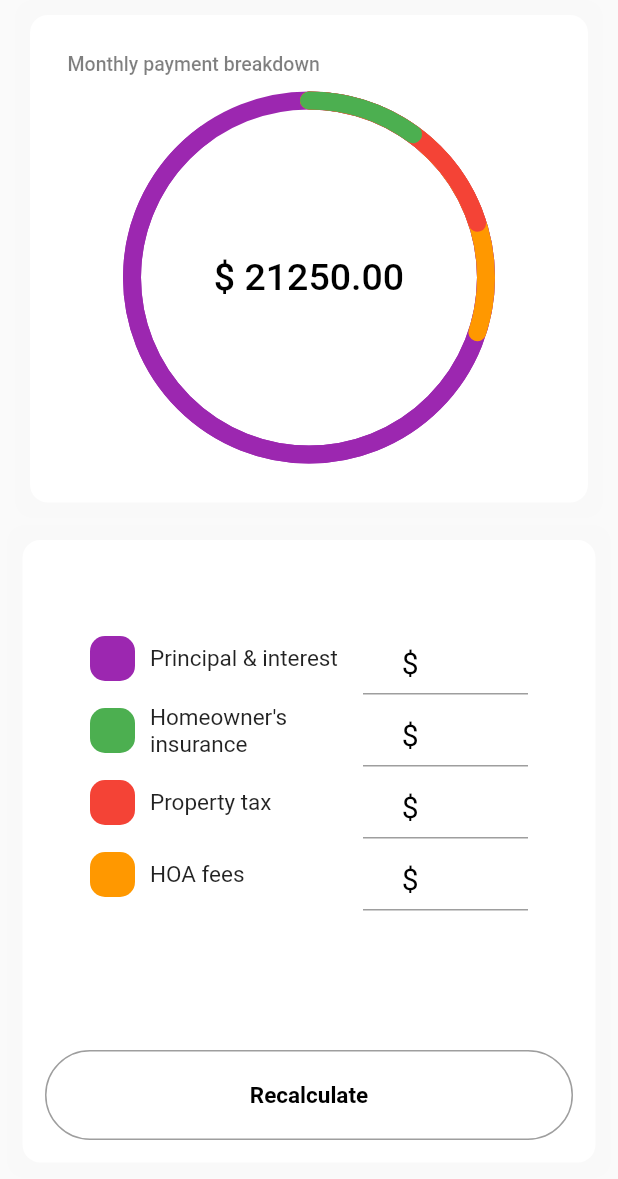
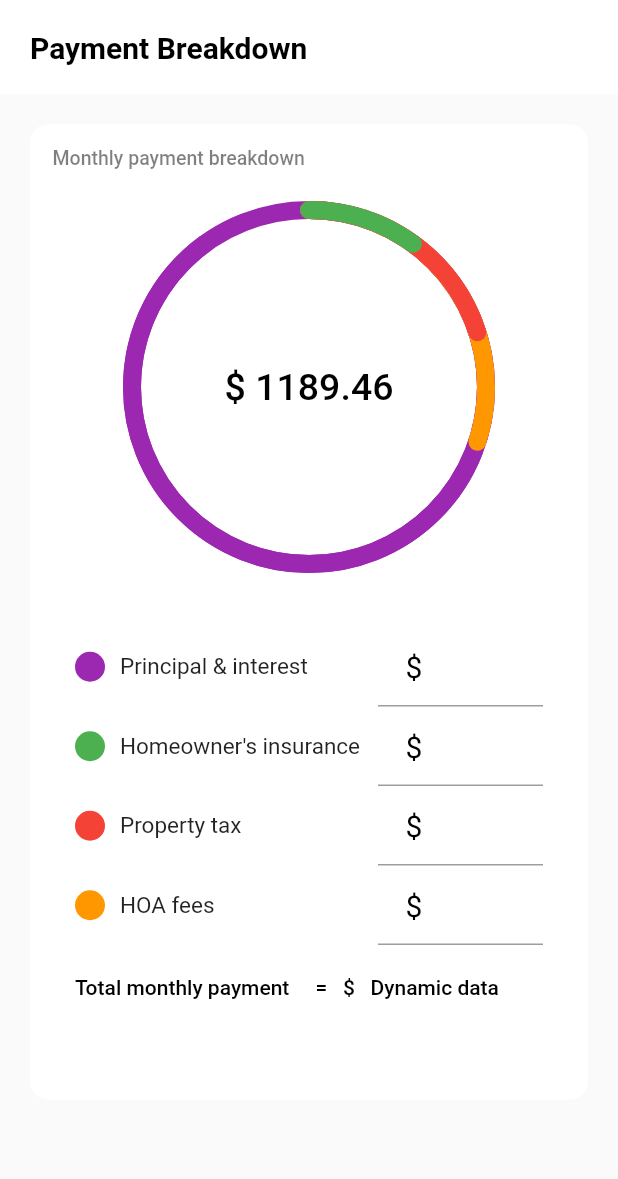
Before and after one commit to ShoRaj-mDr/mortgage_calculator, a Flutter app: what getBody() shows on an empty page, opened directly with empty values, on a phone screen of 412 x 824 dp. Shown: the top 1179 px of the screen. Run offline on Flutter 3.47's test engine with Material 2 defaults, Android fonts, the phone set to English and light mode, and no system bars; our stand-ins replace get_it.

Commit message:
Progress on monthly payment formula and UI overhaul.

```diff
--- a/mortgage_calculator/lib/components/circleProgress.dart
+++ b/mortgage_calculator/lib/components/circleProgress.dart
@@ -21,9 +21,8 @@ class _CircleProgressBarState extends State<CircleProgressBar>
   @override
   void initState() {
     super.initState();
-
-    payment = mortgagePaymentFormula(
-        mortgage.principal, mortgage.downPayment, 30, mortgage.interestRate);
+    payment =
+        mortgagePaymentFormula(mortgage.principal, mortgage.interestRate, 30);
     progressController = AnimationController(
         vsync: this, duration: Duration(milliseconds: 11000));
     animation = Tween<double>(begin: 0, end: 0.9).animate(progressController)
--- a/mortgage_calculator/lib/main.dart
+++ b/mortgage_calculator/lib/main.dart
@@ -30,12 +30,13 @@ class MyApp extends StatelessWidget {
       theme: ThemeData(
           primarySwatch: Colors.blue,
           visualDensity: VisualDensity.adaptivePlatformDensity),
-      home: HomePage(),
-      // home: CustomPageView(),
+      home: CustomPageView(),
       routes: {
         // When navigating to the "/" route, build the FirstScreen widget.
+
         '/home': (context) => HomePage(),
-        // '/payment': (context) => MonthlyPaymentScreen(),
+        '/monthly_payment_screen': (context) => MonthlyPaymentScreen(),
+        '/CustomPageView': (context) => CustomPageView(),
       },
     );
   }
--- a/mortgage_calculator/lib/model/mortgage.dart
+++ b/mortgage_calculator/lib/model/mortgage.dart
@@ -1,12 +1,10 @@
 class Mortgage {
   double principal;
-  double downPayment;
   int loanTerm;
   double interestRate;
 
   Mortgage(
       {required this.principal,
-      required this.downPayment,
       required this.loanTerm,
       required this.interestRate});
 }
--- a/mortgage_calculator/lib/service/formulas.dart
+++ b/mortgage_calculator/lib/service/formulas.dart
@@ -2,22 +2,13 @@ import 'package:mortgage_calculator/util/constant.dart';
 import 'dart:math';
 
 //work on the unit testing for the formual
-mortgagePaymentFormula(double principal, double annualInterestRate,
-    int termInYears, double monthlyInterestRate) {
-  int numberOfPayments = termInYears * Constant.MONTHS_IN_A_YEAR;
+mortgagePaymentFormula(double loanAmount, double interestRate, int loanTerm) {
+  //declaring formula variables
+  double monthlyInterestRate = interestRate / 100 / Constant.MONTHS_IN_A_YEAR;
+  int numberOfPayments = loanTerm * Constant.MONTHS_IN_A_YEAR;
+  double numerator =
+      monthlyInterestRate * (pow(1 + monthlyInterestRate, numberOfPayments));
+  double denominator = pow(1 + monthlyInterestRate, numberOfPayments) - 1;
 
-  // Monthly payment calculator
-  double monthlyPayment = principal *
-      (monthlyInterestRate * (pow(1 + monthlyInterestRate, numberOfPayments))) /
-      ((pow(1 + monthlyInterestRate, numberOfPayments)) - 1);
-
-  print("monthlyPayment");
-  print(monthlyPayment);
-  return monthlyPayment;
+  return loanAmount * (numerator / denominator);
 }
-
-//convert all the dollor amount (prices) into 2 two decimal places. round by the two decimal places
-decimalConversion(double montlyPayment) {}
-
-//morgage payment formula in JAVA
-//https://www.youtube.com/watch?v=7qsrRlOqv4c
--- a/mortgage_calculator/lib/service/mortgageService.dart
+++ b/mortgage_calculator/lib/service/mortgageService.dart
@@ -5,6 +5,6 @@ final GetIt getIt = GetIt.instance;
 
 void setUp() {
   //default values for
-  getIt.registerLazySingleton(() => Mortgage(
-      principal: 425000, downPayment: 85000, loanTerm: 30, interestRate: 0.05));
+  getIt.registerLazySingleton(
+      () => Mortgage(principal: 425000, loanTerm: 30, interestRate: 0.05));
 }
--- a/mortgage_calculator/lib/views/CustomPageView.dart
+++ b/mortgage_calculator/lib/views/CustomPageView.dart
@@ -1,5 +1,6 @@
 import 'package:flutter/material.dart';
 import 'package:mortgage_calculator/components/ProviderPageController.dart';
+import 'package:mortgage_calculator/views/home_page.dart';
 import 'package:mortgage_calculator/views/monthly_payment_screen.dart';
 
 class CustomPageView extends StatefulWidget {
@@ -16,6 +17,7 @@ class _CustomPageViewState extends State<CustomPageView> {
   int _activePage = 0;
 
   List<Widget> _pages = [
+    HomePage(),
     MonthlyPaymentScreen(),
     const PageOne(),
     const PageTwo(),
@@ -33,7 +35,7 @@ class _CustomPageViewState extends State<CustomPageView> {
             child: PageView(
               controller: _pageController,
               children: <Widget>[
-                //PageOne(),
+                HomePage(),
                 MonthlyPaymentScreen(),
                 PageTwo(),
               ],
--- a/mortgage_calculator/lib/views/monthly_payment_screen.dart
+++ b/mortgage_calculator/lib/views/monthly_payment_screen.dart
@@ -1,9 +1,9 @@
 import 'package:flutter/material.dart';
 import 'package:get_it/get_it.dart';
-import 'package:mortgage_calculator/components/CustomMaterialButton.dart';
 import 'package:mortgage_calculator/components/circleProgress.dart';
 import 'package:mortgage_calculator/model/mortgage.dart';
 import 'package:mortgage_calculator/util/constant.dart';
+import 'package:mortgage_calculator/views/home_page.dart';
 
 // ignore: must_be_immutable
 class MonthlyPaymentScreen extends StatefulWidget {
@@ -17,20 +17,7 @@ class _BreakdownPageState extends State<MonthlyPaymentScreen> {
   @override
   Widget build(BuildContext context) {
     return Scaffold(
-      appBar: AppBar(
-        backgroundColor: Colors.blue,
-        title: Text(Constant.MONTHLY_PAYMENT),
-        centerTitle: true,
-        elevation: 0,
-        leading: IconButton(
-          icon: Icon(
-            Icons.arrow_back,
-            color: Colors.white,
-          ),
-          onPressed: () => {Navigator.of(context).pop()},
-        ),
-      ),
-      backgroundColor: Colors.grey.withOpacity(0.05),
+      backgroundColor: Colors.grey.withOpacity(0.25),
       body: getBody(context, mortgage),
     );
   }
@@ -41,59 +28,49 @@ Widget getBody(BuildContext context, Mortgage mortgage) {
   return SingleChildScrollView(
     child: Column(
       children: [
-        // Container(
-        //   decoration: BoxDecoration(
-        //     color: Colors.white,
-        //     boxShadow: [
-        //       BoxShadow(
-        //           color: Colors.grey.withOpacity(0.01),
-        //           spreadRadius: 10,
-        //           blurRadius: 3)
-        //     ],
+        Container(
+          decoration: BoxDecoration(
+            color: Colors.white,
+          ),
+          child: Padding(
+            padding: const EdgeInsets.only(
+                top: 20, left: 20, right: 100, bottom: 20),
+            child: Column(
+              children: [
+                Row(
+                  mainAxisAlignment: MainAxisAlignment.start,
+                  children: [
+                    // IconButton(
+                    //   icon: Icon(
+                    //     Icons.arrow_back_ios,
                     //   ),
-        //   // child: Padding(
-        //   //
-        //   child: Padding(
-        //     padding: const EdgeInsets.only(
-        //         top: 40, left: 20, right: 100, bottom: 20),
-        //     child: Column(
-        //       children: [
-        //         Row(
-        //           mainAxisAlignment: MainAxisAlignment.spaceBetween,
-        //           children: [
-        //             Text(
-        //               Constant.MONTHLY_PAYMENT,
-        //               style: TextStyle(
-        //                   fontSize: 20,
-        //                   fontWeight: FontWeight.bold,
-        //                   color: Colors.black),
-        //             ),
-        //           ],
-        //         ),
-        //       ],
-        //     ),
-        //   ),
-        //   // ),
+                    //   onPressed: () => {Navigator.pushNamed(context, '/home')},
                     // ),
+                    Text(
+                      Constant.MONTHLY_PAYMENT,
+                      style: TextStyle(
+                          fontSize: 20,
+                          fontWeight: FontWeight.bold,
+                          color: Colors.black),
+                    ),
+                  ],
+                ),
+              ],
+            ),
+          ),
+          // ),
+        ),
         SizedBox(
-          height: 10,
+          height: 20,
         ),
         Padding(
           padding: const EdgeInsets.only(left: 20, right: 20),
           child: Container(
-            padding: EdgeInsets.all(15.0),
+            padding: EdgeInsets.all(5.0),
             decoration: BoxDecoration(
               color: Colors.white,
               borderRadius: BorderRadius.circular(12),
-              boxShadow: [
-                BoxShadow(
-                    color: Colors.grey.withOpacity(0.01),
-                    spreadRadius: 10,
-                    blurRadius: 3)
-              ],
             ),
-            // child: Padding(
-            // padding: const EdgeInsets.all(10.0),
             child: Stack(
               children: [
                 Padding(
@@ -109,11 +86,21 @@ Widget getBody(BuildContext context, Mortgage mortgage) {
                             color: Colors.black.withOpacity(0.5)),
                       ),
                       SizedBox(
-                        height: 10,
+                        height: 20,
                       ),
                       Container(
                         child: CircleProgressBar(),
-                      )
+                      ),
+                      SizedBox(
+                        height: 20,
+                      ),
+                      Container(
+                        child: Column(
+                          children: [
+                            PaymentDetailSection(),
+                          ],
+                        ),
+                      ),
                     ],
                   ),
                 ),
@@ -125,68 +112,18 @@ Widget getBody(BuildContext context, Mortgage mortgage) {
         SizedBox(
           height: 10,
         ),
-        Padding(
-          padding: EdgeInsets.all(15.0),
-          child: Container(
-            padding: EdgeInsets.all(15.0),
-            decoration: BoxDecoration(
-              color: Colors.white,
-              borderRadius: BorderRadius.circular(12),
-              boxShadow: [
-                BoxShadow(
-                    color: Colors.grey.withOpacity(0.01),
-                    spreadRadius: 10,
-                    blurRadius: 3)
-              ],
-            ),
-            // child: Padding(
-            //   padding: const EdgeInsets.all(0),
-            child: Stack(
-              children: [
-                Padding(
-                  padding: const EdgeInsets.only(top: 10),
-                  child: Column(
-                    crossAxisAlignment: CrossAxisAlignment.start,
-                    children: [
-                      Container(
-                        child: Column(
-                          children: [
-                            PaymentDetailSection(),
-                            CustomMaterialButton(
-                              buttonText: 'Recalculate',
-                              onPressed: () {
-                                print(mortgage.principal);
-                                // Navigator.push(
-                                //   context,
-                                //   new MaterialPageRoute(
-                                //     builder: (context) => new MonthlyPaymentScreen(
-                                //         monthlyPayment: monthlyPayment),
-                                //   ),
-                                // );
-                              },
-                            )
-                          ],
-                        ),
-                      ),
-                    ],
-                  ),
-                ),
-              ],
-            ),
-            //),
-          ),
-        ),
       ],
     ),
   );
 }
 
 class PaymentDetailSection extends StatelessWidget {
+  String bill = 'Dynamic data';
   @override
   Widget build(BuildContext context) {
     return Container(
       height: 315,
-      padding: EdgeInsets.symmetric(horizontal: 30, vertical: 30),
+      padding: EdgeInsets.all(15.0),
       decoration: BoxDecoration(
         color: Colors.white,
       ),
@@ -196,6 +133,21 @@ class PaymentDetailSection extends StatelessWidget {
           buildPaymentDetailRow("Homeowner's insurance", Colors.green),
           buildPaymentDetailRow("Property tax", Colors.red),
           buildPaymentDetailRow("HOA fees", Colors.orange),
+          SizedBox(
+            height: 20,
+          ),
+          Row(
+            mainAxisAlignment: MainAxisAlignment.start,
+            children: [
+              Text(
+                "Total monthly payment \t   =   \$   $bill",
+                style: TextStyle(
+                    fontWeight: FontWeight.w500,
+                    fontSize: 14,
+                    color: Colors.black),
+              ),
+            ],
+          ),
         ],
       ),
     );
@@ -206,8 +158,8 @@ Widget buildPaymentDetailRow(String rowText, Color rowColor) {
   return Row(
     children: [
       Container(
-        height: 30,
-        width: 30,
+        height: 20,
+        width: 20,
         decoration: BoxDecoration(
           color: rowColor,
           borderRadius: BorderRadius.circular(10),
@@ -228,7 +180,8 @@ Widget buildPaymentDetailRow(String rowText, Color rowColor) {
         child: TextField(
           decoration: InputDecoration(
             prefixIcon: Padding(
-                padding: const EdgeInsets.only(left: 15.0, top: 15.0),
+              padding: EdgeInsets.all(15.0),
+              //padding: const EdgeInsets.only(left: 15.0, top: 15.0),
               child: Column(
                 children: [
                   Text(
@@ -238,7 +191,8 @@ Widget buildPaymentDetailRow(String rowText, Color rowColor) {
                 ],
               ),
             ),
-              contentPadding: EdgeInsets.only(left: 15.0, top: 15.0)),
+            contentPadding: EdgeInsets.only(left: 15.0, top: 15.0),
+          ),
         ),
       ),
     ],
```
Also changed, not shown: mortgage_calculator/lib/components/textfield.dart (+32 -0 lines), mortgage_calculator/lib/views/home_page.dart (+85 -42 lines). Lines whose indentation alone changed are shown as unchanged.
